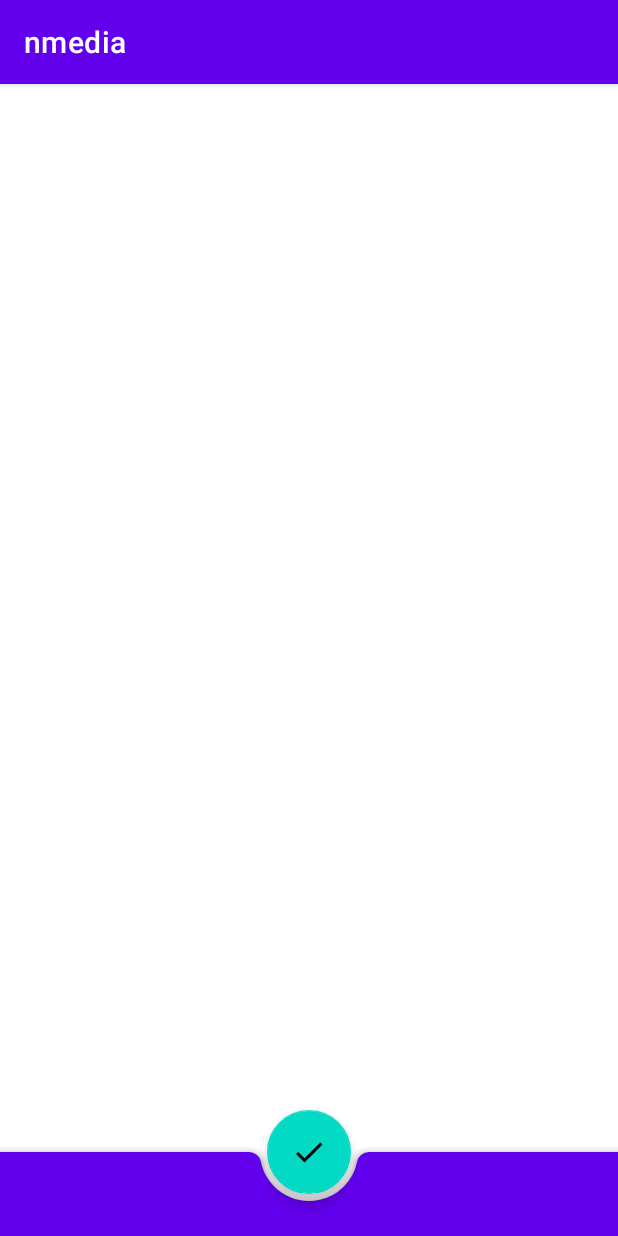
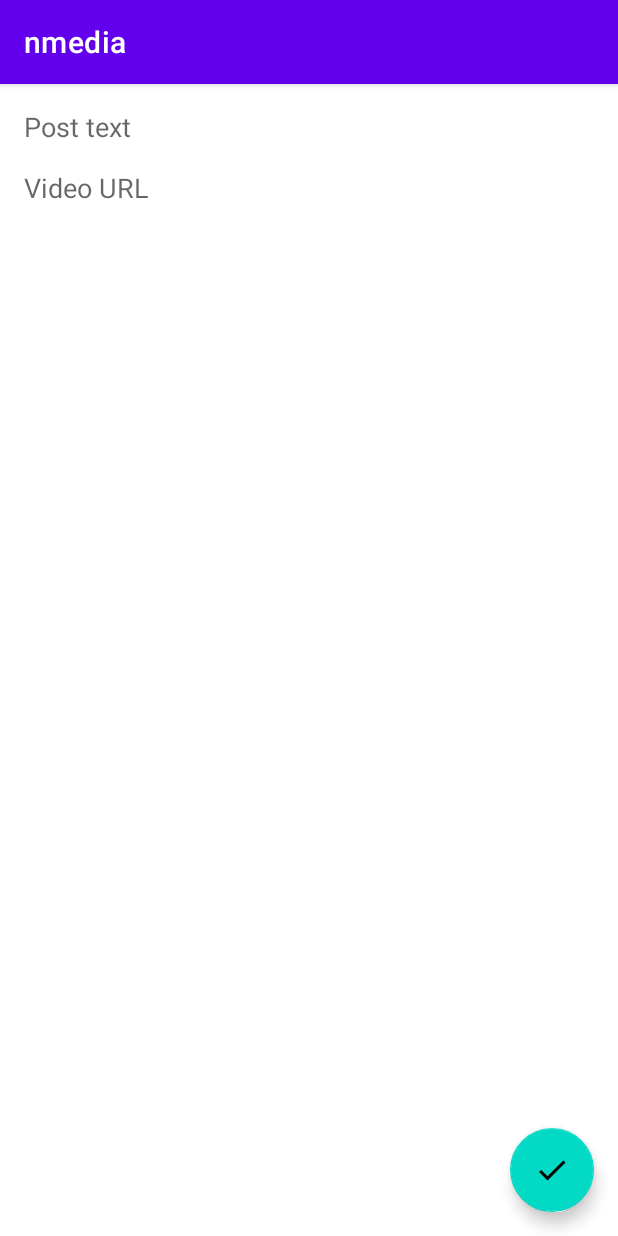
Before and after one commit to kirgurkir/android_01_firstapp, an Android app: the NewPostActivity screen opened directly, with no data from a screen before it, on a phone screen of 412 x 824 dp. Run offline under Robolectric (Android 15) with nearby library versions, the phone set to English and light mode, and no system bars.

Commit message:
09_navigation

```diff
--- a/app/src/main/java/ru/netology/repository/PostRepositoryInMemoryImpl.kt
+++ b/app/src/main/java/ru/netology/repository/PostRepositoryInMemoryImpl.kt
@@ -59,7 +59,7 @@ class PostRepositoryInMemoryImpl : PostRepository {
         }
 
         posts = posts.map {
-            if(it.id != post.id) it else it.copy(content = post.content)
+            if(it.id != post.id) it else it.copy(content = post.content, videoUrl = post.videoUrl)
         }
         data.value = posts
     }
--- a/app/src/main/java/ru/netology/viewmodel/PostViewModel.kt
+++ b/app/src/main/java/ru/netology/viewmodel/PostViewModel.kt
@@ -24,11 +24,11 @@ class PostViewModel : ViewModel() {
         edited.value = post
     }
 
-    fun changeContent(content: String) {
+    fun changeContent(content: String, videoUrl: String?) {
         edited.value?.let {
             val text = content.trim()
             if (it.content == text) return
-            edited.value = it.copy(content = text)
+            edited.value = it.copy(content = text, videoUrl = videoUrl)
         }
     }
 
--- a/app/src/main/res/layout/activity_new_post.xml
+++ b/app/src/main/res/layout/activity_new_post.xml
@@ -1,5 +1,5 @@
 <?xml version="1.0" encoding="utf-8"?>
-<androidx.coordinatorlayout.widget.CoordinatorLayout xmlns:android="http://schemas.android.com/apk/res/android"
+<androidx.constraintlayout.widget.ConstraintLayout xmlns:android="http://schemas.android.com/apk/res/android"
     xmlns:app="http://schemas.android.com/apk/res-auto"
     xmlns:tools="http://schemas.android.com/tools"
     android:layout_width="match_parent"
@@ -8,28 +8,42 @@
 
     <EditText
         android:id="@+id/editView"
-        android:layout_width="match_parent"
-        android:layout_height="match_parent"
+        android:layout_width="0px"
+        android:layout_height="wrap_content"
+        android:layout_marginStart="@dimen/common_spacing"
+        android:layout_marginTop="@dimen/common_spacing"
+        android:layout_marginEnd="@dimen/common_spacing"
+        android:background="@android:color/transparent"
         android:gravity="start|top"
+        android:hint="@string/post_text"
         android:inputType="textMultiLine"
+        app:layout_constraintEnd_toEndOf="parent"
+        app:layout_constraintStart_toStartOf="parent"
+        app:layout_constraintTop_toTopOf="parent"
+        tools:text="Текст поста" />
+
+    <EditText
+        android:id="@+id/videoUrlView"
+        android:layout_width="0dp"
+        android:layout_height="wrap_content"
+        android:layout_marginStart="@dimen/common_spacing"
+        android:layout_marginTop="@dimen/common_spacing"
+        android:layout_marginEnd="@dimen/common_spacing"
         android:background="@android:color/transparent"
-        />
-
-    <com.google.android.material.bottomappbar.BottomAppBar
-        android:id="@+id/bottomAppBarView"
-        android:layout_width="match_parent"
-        android:layout_height="wrap_content"
-        android:layout_gravity="bottom"
-        style="@style/Widget.MaterialComponents.BottomAppBar.Colored"
-        />
+        android:hint="@string/video_url"
+        app:layout_constraintEnd_toEndOf="parent"
+        app:layout_constraintStart_toStartOf="parent"
+        app:layout_constraintTop_toBottomOf="@+id/editView"
+        tools:text="http://youtube.com/" />
 
     <com.google.android.material.floatingactionbutton.FloatingActionButton
         android:id="@+id/okButton"
         android:layout_width="wrap_content"
         android:layout_height="wrap_content"
+        android:layout_margin="@dimen/common_spacing"
         android:contentDescription="@string/description_post_save"
-        app:srcCompat="@drawable/ic_ok_24dp"
-        app:layout_anchor="@id/bottomAppBarView"
-        />
+        app:layout_constraintBottom_toBottomOf="parent"
+        app:layout_constraintEnd_toEndOf="parent"
+        app:srcCompat="@drawable/ic_ok_24dp" />
 
-</androidx.coordinatorlayout.widget.CoordinatorLayout>
+</androidx.constraintlayout.widget.ConstraintLayout>
--- a/app/src/main/res/layout/card_post.xml
+++ b/app/src/main/res/layout/card_post.xml
@@ -85,7 +85,7 @@
             app:layout_constraintBottom_toTopOf="@id/barrierBottomView"
             android:src="@drawable/video"
             android:scaleType="centerInside"
-            />
+            android:visibility="gone" />
 
         <androidx.constraintlayout.widget.Barrier
             android:id="@+id/barrierBottomView"
--- a/app/src/main/res/values/strings.xml
+++ b/app/src/main/res/values/strings.xml
@@ -7,4 +7,5 @@
     <string name="description_post_save">Save post</string>
     <string name="error_empty_content">Content is empty</string>
     <string name="chooser_video">Open video</string>
+    <string name="video_url">Video URL</string>
 </resources>
```
Also changed, not shown: app/src/main/java/ru/netology/activity/MainActivity.kt (+15 -1 lines), app/src/main/java/ru/netology/activity/NewPostActivity.kt (+12 -7 lines), app/src/main/java/ru/netology/adapter/PostAdapter.kt (+7 -7 lines), 1 other file.
